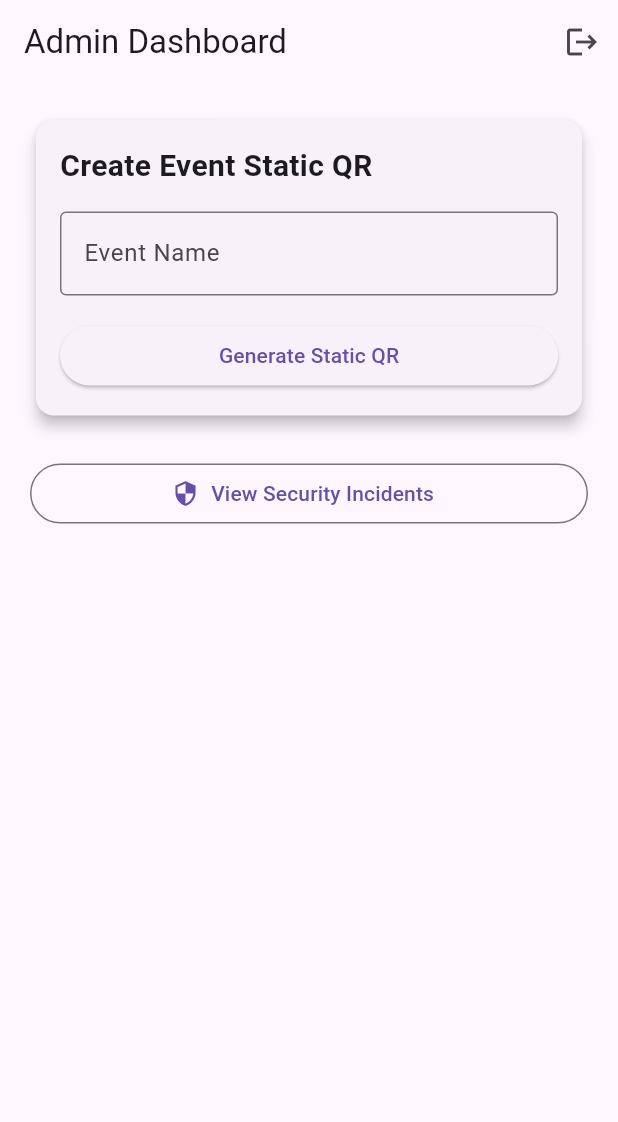
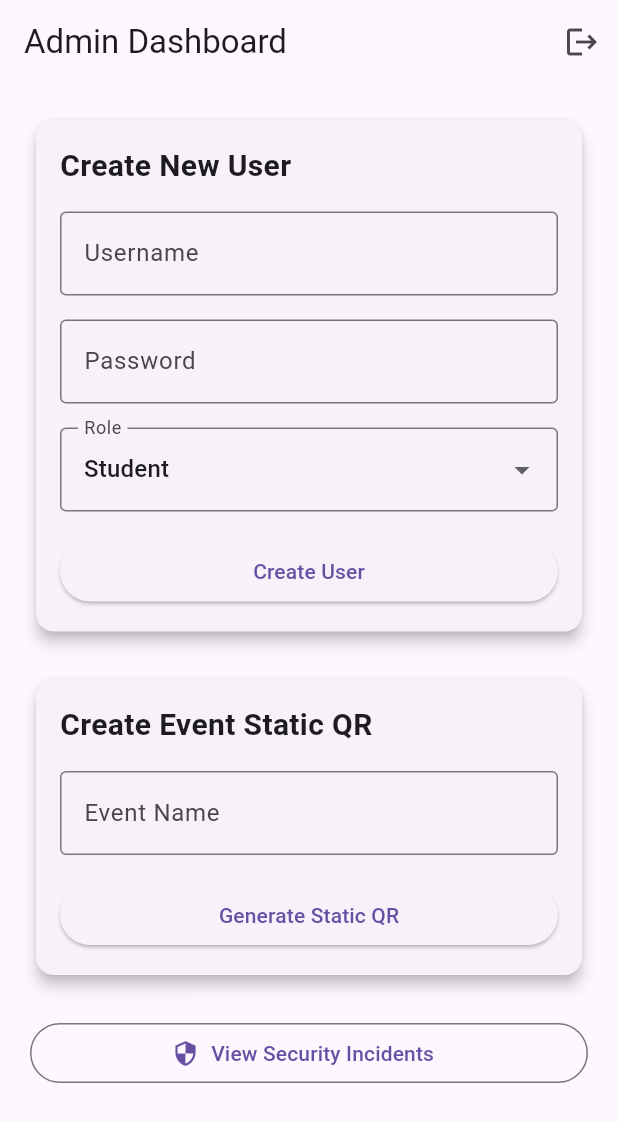
Before and after one commit to kkokkoCrunch/ictproject, a Flutter app: the AdminPage screen opened directly with empty values, on a phone screen of 412 x 824 dp. Shown: the top 1122 px of the screen. Run offline on Flutter 3.47's test engine with Material 3 defaults, Android fonts, the phone set to English and light mode, and no system bars; our stand-ins replace app_links, geolocator, qr_flutter; missing offline and left inert: qr_code_scanner_plus.

```diff
--- a/ictproject-feature-redirect-phase/secure_qr_app/lib/admin_page.dart
+++ b/ictproject-feature-redirect-phase/secure_qr_app/lib/admin_page.dart
@@ -5,8 +5,7 @@ import 'package:qr_flutter/qr_flutter.dart';
 import 'admin_incidents_page.dart';
 import 'login_page.dart';
 
-const String apiBase =
-    "https://secureqr-api-bdhnbpffhyctejfc.eastasia-01.azurewebsites.net";
+const String apiBase = "https://YOUR-NEW-BACKEND-URL.azurewebsites.net";
 
 class AdminPage extends StatefulWidget {
   final String jwt;
@@ -20,10 +19,15 @@ class AdminPage extends StatefulWidget {
 class _AdminPageState extends State<AdminPage> {
   final nameController = TextEditingController();
 
+  final newUsernameController = TextEditingController();
+  final newPasswordController = TextEditingController();
+  String selectedRole = "Student";
+
   String? qrUrl;
   String? token;
   String? validToUtc;
   bool loading = false;
+  bool creatingUser = false;
 
   Future<void> createStaticQr() async {
     if (nameController.text.trim().isEmpty) {
@@ -79,7 +83,7 @@ class _AdminPageState extends State<AdminPage> {
           ),
         );
       }
-    } catch (e) {
+    } catch (_) {
       if (!mounted) return;
 
       setState(() {
@@ -92,36 +96,147 @@ class _AdminPageState extends State<AdminPage> {
     }
   }
 
+  Future<void> createUser() async {
+    if (newUsernameController.text.trim().isEmpty ||
+        newPasswordController.text.trim().isEmpty) {
+      ScaffoldMessenger.of(context).showSnackBar(
+        const SnackBar(content: Text("Please fill in username and password")),
+      );
+      return;
+    }
+
+    setState(() {
+      creatingUser = true;
+    });
+
+    try {
+      final response = await http.post(
+        Uri.parse("$apiBase/api/auth/register"),
+        headers: {
+          "Content-Type": "application/json",
+          "Authorization": "Bearer ${widget.jwt}",
+        },
+        body: jsonEncode({
+          "username": newUsernameController.text.trim(),
+          "password": newPasswordController.text.trim(),
+          "role": selectedRole,
+        }),
+      );
+
+      if (!mounted) return;
+
+      setState(() {
+        creatingUser = false;
+      });
+
+      if (response.statusCode == 200) {
+        newUsernameController.clear();
+        newPasswordController.clear();
+
+        setState(() {
+          selectedRole = "Student";
+        });
+
+        ScaffoldMessenger.of(context).showSnackBar(
+          const SnackBar(content: Text("User created successfully")),
+        );
+      } else {
+        ScaffoldMessenger.of(context).showSnackBar(
+          SnackBar(content: Text("Failed to create user: ${response.body}")),
+        );
+      }
+    } catch (_) {
+      if (!mounted) return;
+
+      setState(() {
+        creatingUser = false;
+      });
+
+      ScaffoldMessenger.of(
+        context,
+      ).showSnackBar(const SnackBar(content: Text("Error creating user")));
+    }
+  }
+
   @override
   void dispose() {
     nameController.dispose();
+    newUsernameController.dispose();
+    newPasswordController.dispose();
     super.dispose();
   }
 
-  @override
-  Widget build(BuildContext context) {
-    return Scaffold(
-      appBar: AppBar(
-        title: const Text("Admin Dashboard"),
-        actions: [
-          IconButton(
-            icon: const Icon(Icons.logout),
-            onPressed: () {
-              Navigator.pushAndRemoveUntil(
-                context,
-                MaterialPageRoute(builder: (_) => const LoginPage()),
-                (route) => false,
-              );
+  Widget buildCreateUserCard() {
+    return Card(
+      elevation: 4,
+      child: Padding(
+        padding: const EdgeInsets.all(16),
+        child: Column(
+          crossAxisAlignment: CrossAxisAlignment.stretch,
+          children: [
+            const Text(
+              "Create New User",
+              style: TextStyle(fontSize: 20, fontWeight: FontWeight.bold),
+            ),
+            const SizedBox(height: 16),
+            TextField(
+              controller: newUsernameController,
+              decoration: const InputDecoration(
+                labelText: "Username",
+                border: OutlineInputBorder(),
+              ),
+            ),
+            const SizedBox(height: 16),
+            TextField(
+              controller: newPasswordController,
+              obscureText: true,
+              decoration: const InputDecoration(
+                labelText: "Password",
+                border: OutlineInputBorder(),
+              ),
+            ),
+            const SizedBox(height: 16),
+            DropdownButtonFormField<String>(
+              value: selectedRole,
+              decoration: const InputDecoration(
+                labelText: "Role",
+                border: OutlineInputBorder(),
+              ),
+              items: const [
+                DropdownMenuItem(value: "Student", child: Text("Student")),
+                DropdownMenuItem(value: "Lecturer", child: Text("Lecturer")),
+                DropdownMenuItem(value: "Admin", child: Text("Admin")),
+              ],
+              onChanged: (value) {
+                if (value != null) {
+                  setState(() {
+                    selectedRole = value;
+                  });
+                }
               },
+            ),
+            const SizedBox(height: 16),
+            SizedBox(
+              width: double.infinity,
+              child: ElevatedButton(
+                onPressed: creatingUser ? null : createUser,
+                child: creatingUser
+                    ? const SizedBox(
+                        height: 22,
+                        width: 22,
+                        child: CircularProgressIndicator(strokeWidth: 2),
+                      )
+                    : const Text("Create User"),
+              ),
             ),
           ],
         ),
-      body: SingleChildScrollView(
-        padding: const EdgeInsets.all(20),
-        child: Column(
-          crossAxisAlignment: CrossAxisAlignment.stretch,
-          children: [
-            Card(
+      ),
+    );
+  }
+
+  Widget buildStaticQrCard() {
+    return Card(
       elevation: 4,
       child: Padding(
         padding: const EdgeInsets.all(16),
@@ -130,10 +245,7 @@ class _AdminPageState extends State<AdminPage> {
           children: [
             const Text(
               "Create Event Static QR",
-                      style: TextStyle(
-                        fontSize: 20,
-                        fontWeight: FontWeight.bold,
-                      ),
+              style: TextStyle(fontSize: 20, fontWeight: FontWeight.bold),
             ),
             const SizedBox(height: 16),
             TextField(
@@ -152,9 +264,7 @@ class _AdminPageState extends State<AdminPage> {
                     ? const SizedBox(
                         height: 22,
                         width: 22,
-                                child: CircularProgressIndicator(
-                                  strokeWidth: 2,
-                                ),
+                        child: CircularProgressIndicator(strokeWidth: 2),
                       )
                     : const Text("Generate Static QR"),
               ),
@@ -162,26 +272,11 @@ class _AdminPageState extends State<AdminPage> {
           ],
         ),
       ),
-            ),
-            const SizedBox(height: 24),
-            SizedBox(
-              width: double.infinity,
-              child: OutlinedButton.icon(
-                onPressed: () {
-                  Navigator.push(
-                    context,
-                    MaterialPageRoute(
-                      builder: (_) => AdminIncidentsPage(jwt: widget.jwt),
-                    ),
     );
-                },
-                icon: const Icon(Icons.security),
-                label: const Text("View Security Incidents"),
-              ),
-            ),
-            const SizedBox(height: 24),
-            if (qrUrl != null) ...[
-              Card(
+  }
+
+  Widget buildQrResultCard() {
+    return Card(
       elevation: 4,
       child: Padding(
         padding: const EdgeInsets.all(16),
@@ -189,10 +284,7 @@ class _AdminPageState extends State<AdminPage> {
           children: [
             const Text(
               "Generated Event QR",
-                        style: TextStyle(
-                          fontSize: 18,
-                          fontWeight: FontWeight.bold,
-                        ),
+              style: TextStyle(fontSize: 18, fontWeight: FontWeight.bold),
             ),
             const SizedBox(height: 16),
             QrImageView(data: qrUrl!, size: 220),
@@ -219,19 +311,61 @@ class _AdminPageState extends State<AdminPage> {
                 style: TextStyle(fontWeight: FontWeight.bold),
               ),
               const SizedBox(height: 6),
-                        SelectableText(
-                          validToUtc!,
-                          textAlign: TextAlign.center,
-                        ),
-                      ],
-                    ],
-                  ),
-                ),
-              ),
+              SelectableText(validToUtc!, textAlign: TextAlign.center),
             ],
           ],
         ),
       ),
     );
   }
+
+  @override
+  Widget build(BuildContext context) {
+    return Scaffold(
+      appBar: AppBar(
+        title: const Text("Admin Dashboard"),
+        actions: [
+          IconButton(
+            icon: const Icon(Icons.logout),
+            onPressed: () {
+              Navigator.pushAndRemoveUntil(
+                context,
+                MaterialPageRoute(builder: (_) => const LoginPage()),
+                (route) => false,
+              );
+            },
+          ),
+        ],
+      ),
+      body: SingleChildScrollView(
+        padding: const EdgeInsets.all(20),
+        child: Column(
+          crossAxisAlignment: CrossAxisAlignment.stretch,
+          children: [
+            buildCreateUserCard(),
+            const SizedBox(height: 24),
+            buildStaticQrCard(),
+            const SizedBox(height: 24),
+            SizedBox(
+              width: double.infinity,
+              child: OutlinedButton.icon(
+                onPressed: () {
+                  Navigator.push(
+                    context,
+                    MaterialPageRoute(
+                      builder: (_) => AdminIncidentsPage(jwt: widget.jwt),
+                    ),
+                  );
+                },
+                icon: const Icon(Icons.security),
+                label: const Text("View Security Incidents"),
+              ),
+            ),
+            const SizedBox(height: 24),
+            if (qrUrl != null) buildQrResultCard(),
+          ],
+        ),
+      ),
+    );
   }
+}
```
Also changed, not shown: 18 other files. Lines whose indentation alone changed are shown as unchanged.
